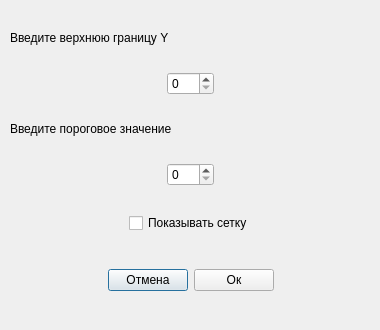
Before: the Qt Designer form settings.ui in WTFTrick/TestMutomo, drawn with Qt 5.
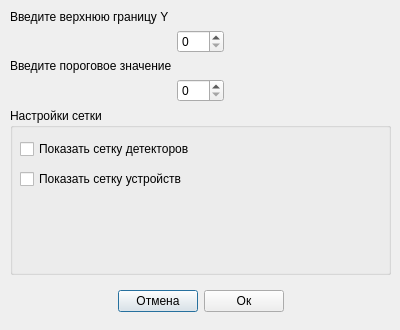
After: the same form once the commit is applied.

```diff
--- a/settings.ui
+++ b/settings.ui
@@ -6,7 +6,7 @@
    <rect>
     <x>0</x>
     <y>0</y>
-    <width>380</width>
+    <width>400</width>
     <height>330</height>
    </rect>
   </property>
@@ -18,13 +18,13 @@
   </property>
   <property name="minimumSize">
    <size>
-    <width>380</width>
+    <width>400</width>
     <height>330</height>
    </size>
   </property>
   <property name="maximumSize">
    <size>
-    <width>380</width>
+    <width>400</width>
     <height>330</height>
    </size>
   </property>
@@ -36,7 +36,7 @@
     <rect>
      <x>10</x>
      <y>10</y>
-     <width>361</width>
+     <width>381</width>
      <height>311</height>
     </rect>
    </property>
@@ -223,41 +223,59 @@
       </property>
      </widget>
     </item>
-    <item row="7" column="0">
+    <item row="7" column="0" rowspan="2">
      <layout class="QHBoxLayout" name="horizontalLayout">
       <item>
-       <spacer name="horizontalSpacer_7">
-        <property name="orientation">
-         <enum>Qt::Horizontal</enum>
+       <widget class="QGroupBox" name="groupBox">
+        <property name="sizePolicy">
+         <sizepolicy hsizetype="Minimum" vsizetype="Minimum">
+          <horstretch>0</horstretch>
+          <verstretch>0</verstretch>
+         </sizepolicy>
         </property>
-        <property name="sizeHint" stdset="0">
-         <size>
-          <width>40</width>
-          <height>20</height>
-         </size>
+        <property name="title">
+         <string>Настройки сетки</string>
         </property>
-       </spacer>
-      </item>
-      <item>
-       <widget class="QCheckBox" name="checkbxForGrid">
-        <property name="text">
-         <string>Показывать сетку</string>
-        </property>
+        <widget class="QCheckBox" name="checkbxForDetecGrid">
+         <property name="geometry">
+          <rect>
+           <x>10</x>
+           <y>30</y>
+           <width>361</width>
+           <height>22</height>
+          </rect>
+         </property>
+         <property name="sizePolicy">
+          <sizepolicy hsizetype="Fixed" vsizetype="Fixed">
+           <horstretch>0</horstretch>
+           <verstretch>0</verstretch>
+          </sizepolicy>
+         </property>
+         <property name="text">
+          <string>Показать сетку детекторов</string>
+         </property>
+        </widget>
+        <widget class="QCheckBox" name="checkbxForDeviceGrid">
+         <property name="geometry">
+          <rect>
+           <x>10</x>
+           <y>60</y>
+           <width>361</width>
+           <height>22</height>
+          </rect>
+         </property>
+         <property name="sizePolicy">
+          <sizepolicy hsizetype="Fixed" vsizetype="Fixed">
+           <horstretch>0</horstretch>
+           <verstretch>0</verstretch>
+          </sizepolicy>
+         </property>
+         <property name="text">
+          <string>Показать сетку устройств</string>
+         </property>
+        </widget>
        </widget>
       </item>
-      <item>
-       <spacer name="horizontalSpacer_8">
-        <property name="orientation">
-         <enum>Qt::Horizontal</enum>
-        </property>
-        <property name="sizeHint" stdset="0">
-         <size>
-          <width>40</width>
-          <height>20</height>
-         </size>
-        </property>
-       </spacer>
-      </item>
      </layout>
     </item>
    </layout>
```
